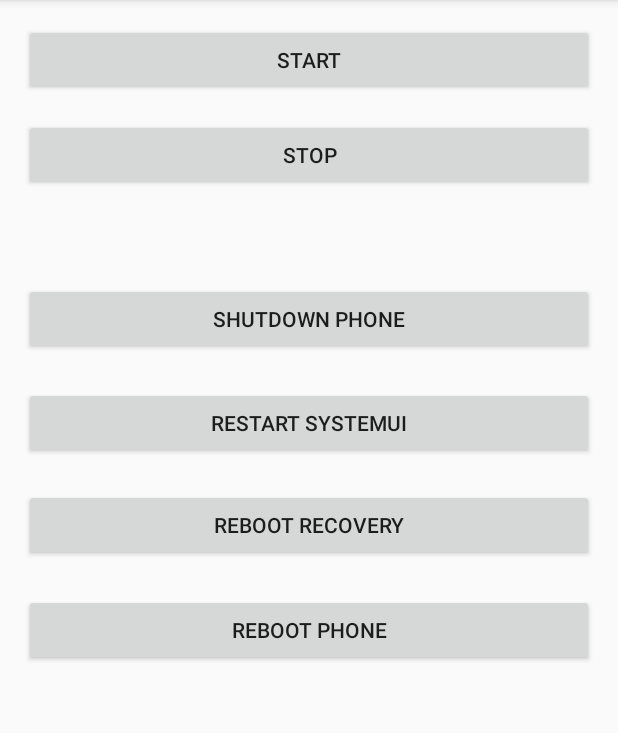
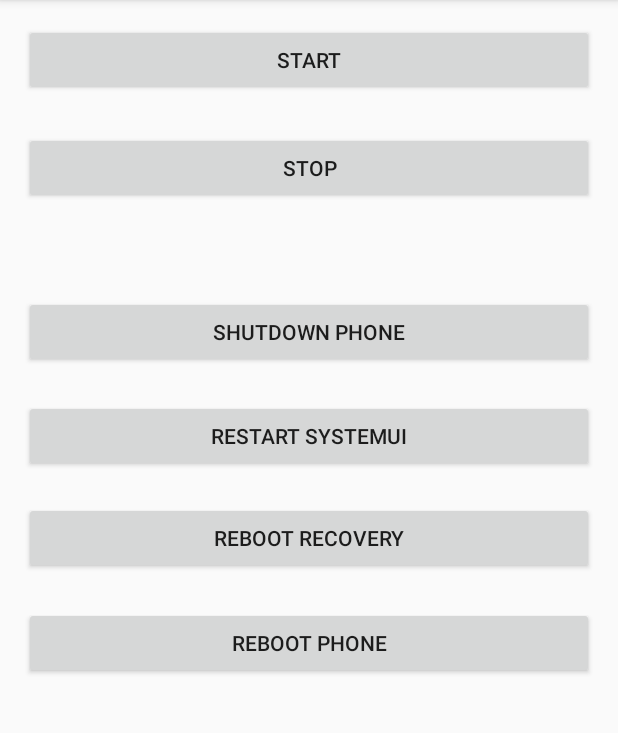
Before and after one commit to Project-CODENAME/project-codename, an Android app: the screen it shows after launch (MainActivity), on a phone screen of 412 x 824 dp, the part 84-817 px from its top. Run offline under Robolectric (Android 15) with nearby library versions, the phone set to English and light mode, and no system bars.

Commit message:
commit because I'm almost out of battery

```diff
--- a/SimpleSensorProject/app/src/main/res/layout/activity_main.xml
+++ b/SimpleSensorProject/app/src/main/res/layout/activity_main.xml
@@ -18,6 +18,17 @@
         android:onClick="record"
         android:id="@+id/main"
         android:layout_alignParentTop="true"
+        android:layout_alignParentEnd="true"
+        android:layout_alignParentStart="true" />
+
+    <Button
+        android:layout_width="wrap_content"
+        android:layout_height="wrap_content"
+        android:text="stop"
+        android:onClick="stopRecord"
+        android:id="@+id/button2"
+        android:layout_below="@+id/main"
+        android:layout_marginTop="24dp"
         android:layout_alignParentEnd="true"
         android:layout_alignParentStart="true" />
 
@@ -57,15 +68,4 @@
         android:layout_below="@+id/shut"
         android:layout_alignParentStart="true" />
 
-    <Button
-        android:layout_width="wrap_content"
-        android:layout_height="wrap_content"
-        android:text="stop"
-        android:onClick="stopRecord"
-        android:id="@+id/button2"
-        android:layout_marginTop="15dp"
-        android:layout_below="@+id/main"
-        android:layout_alignParentStart="true"
-        android:layout_alignParentEnd="true" />
-
 </RelativeLayout>
```
Also changed, not shown: SimpleSensorProject/app/src/main/java/rcas/stevenshighschool/apphysics2/projectcodename/simplesensorproject/MainActivity.java (+18 -1 lines).
